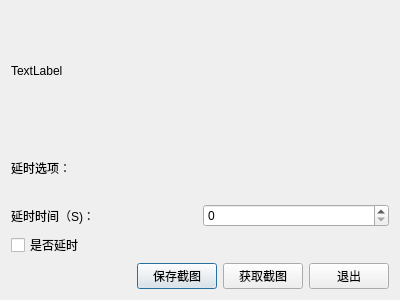
This is snap.ui in JackZ0/2 as Qt 5 draws it before an edit. The edited form follows.
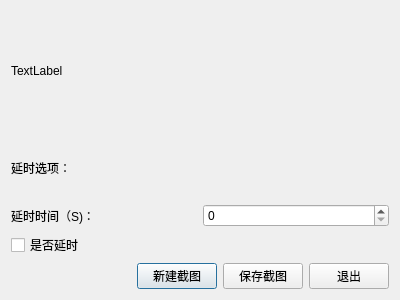
This is the edited form.

Patch:
```diff
--- a/snap.ui
+++ b/snap.ui
@@ -73,14 +73,14 @@
        <item>
         <widget class="QPushButton" name="pushButton_2">
          <property name="text">
-          <string>保存截图</string>
+          <string>新建截图</string>
          </property>
         </widget>
        </item>
        <item>
         <widget class="QPushButton" name="pushButton">
          <property name="text">
-          <string>获取截图</string>
+          <string>保存截图</string>
          </property>
         </widget>
        </item>
```
Left out of the diff: 19 changed lines with no effect on the pictures.
